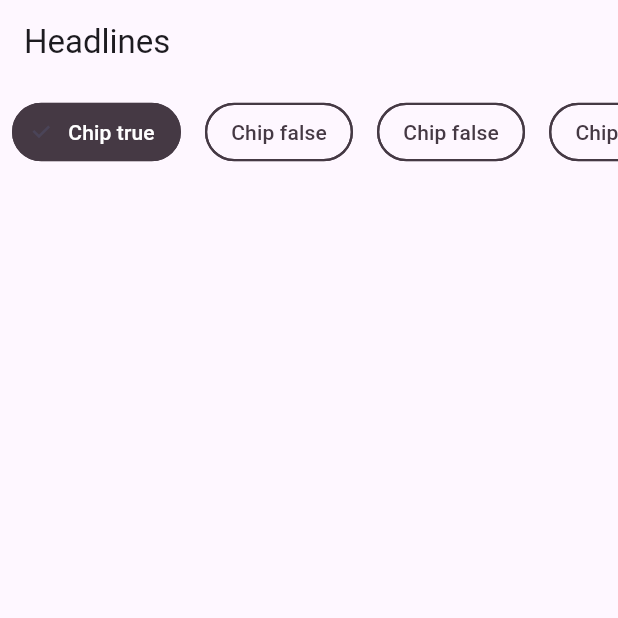
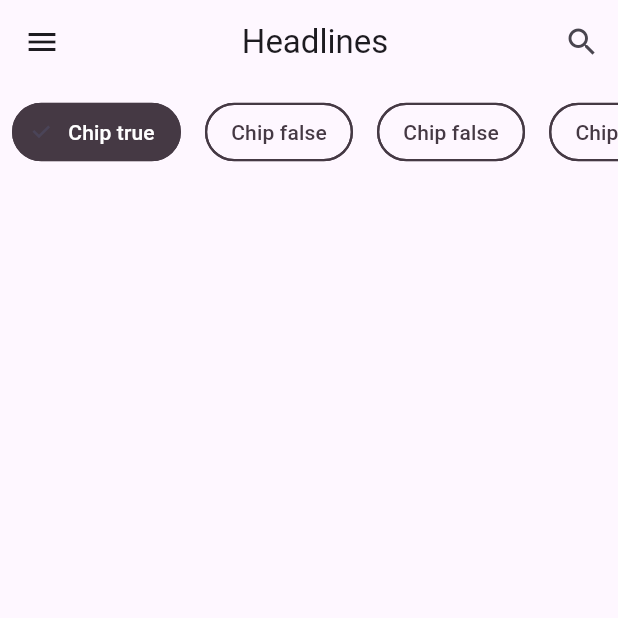
Before and after one commit to Ericgacoki/flutter_news, a Flutter app: the screen it shows after launch, on a phone screen of 412 x 824 dp, the top half of it. Run offline on Flutter 3.47's test engine with Material 3 defaults, Android fonts, the phone set to English and light mode, and no system bars.

Commit message:
create top bar with leading and action icon button

```diff
--- a/lib/main.dart
+++ b/lib/main.dart
@@ -33,13 +33,27 @@ class MyHomePage extends StatefulWidget {
 }
 
 class _MyHomePageState extends State<MyHomePage> {
-
   @override
   Widget build(BuildContext context) {
     return Scaffold(
       appBar: AppBar(
-        title: Text(widget.title),
-      ),
+          title: Row(
+            mainAxisAlignment: MainAxisAlignment.center,
+            children: [Text(widget.title)],
+          ),
+          leading: IconButton(
+            onPressed: () {
+              // TODO: Open Filters Menu
+            },
+            icon: const Icon(Icons.menu),
+          ),
+          actions: [
+            IconButton(
+                onPressed: () {
+                  // TODO: Open Search Screen
+                },
+                icon: const Icon(Icons.search))
+          ]),
       body: const Column(
         mainAxisAlignment: MainAxisAlignment.start,
         children: <Widget>[
@@ -55,10 +69,10 @@ class _MyHomePageState extends State<MyHomePage> {
 MaterialColor createMaterialColor(Color color) {
   List<int> strengths = <int>[50, 100, 200, 300, 400, 500, 600, 700, 800, 900];
   Map<int, Color> swatch = <int, Color>{};
-  final int r = color.red, g = color.green, b = color.blue;
+  final int red = color.red, green = color.green, blue = color.blue;
 
   for (int strength in strengths) {
-    swatch[strength] = Color.fromRGBO(r, g, b, 1.0);
+    swatch[strength] = Color.fromRGBO(red, green, blue, 1.0);
   }
 
   return MaterialColor(color.value, swatch);
```
